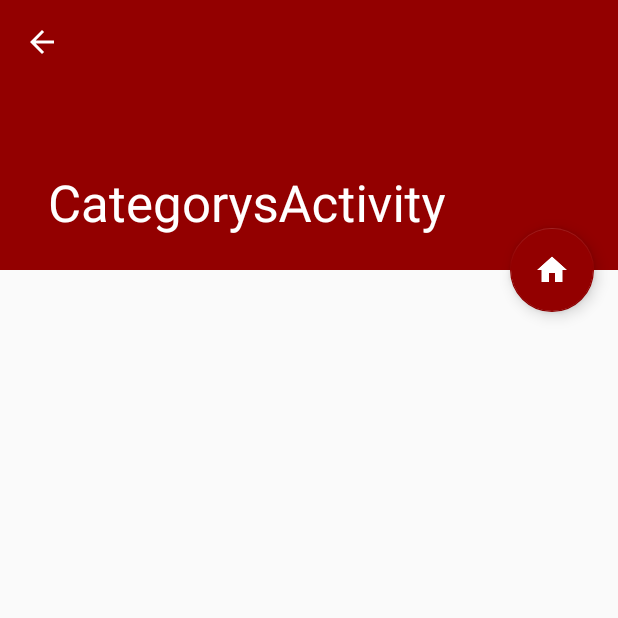
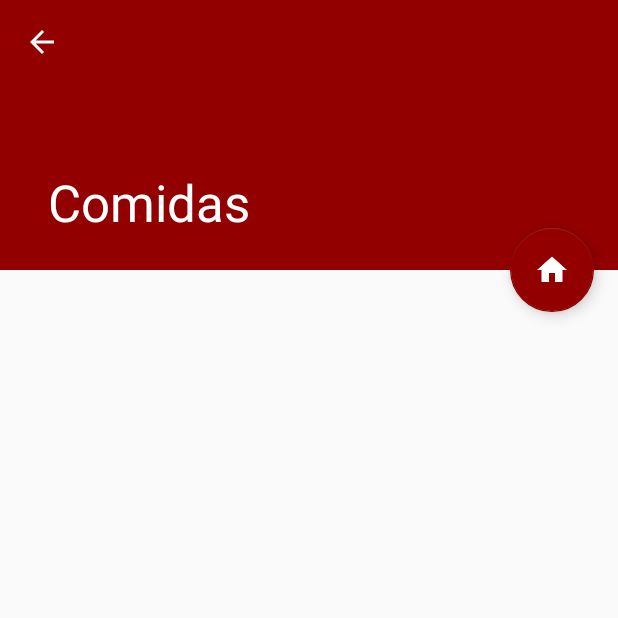
Before and after one commit to mmrapps/MaridajeAndVinos, an Android app: the FoodPerCategory screen opened directly, with no data from a screen before it, on a phone screen of 412 x 824 dp, the top half of it. Run offline under Robolectric (Android 15) with nearby library versions, the phone set to English and light mode, and no system bars; our stand-ins replace Firebase (no records; nobody signed in at launch, a user with empty details on screens opened directly), Picasso.

Commit message:
protecciones para cierres inesperados

```diff
--- a/app/src/main/java/com/apps/mmr/maridajeandvinos/Activitys/FoodPerCategory.java
+++ b/app/src/main/java/com/apps/mmr/maridajeandvinos/Activitys/FoodPerCategory.java
@@ -22,7 +22,8 @@ public class FoodPerCategory extends CategoriesActivity {
     protected void setToolbarBackground(StorageReference mStorageRef) {
         final ImageView image = (ImageView) findViewById(R.id.place_image);
         final Bundle bundle = getIntent().getExtras();
-        mStorageRef.child("categories/" + bundle.getString("uri")).getDownloadUrl().addOnSuccessListener(
+        if(bundle != null && bundle.getString("uri") != null)
+            mStorageRef.child("categories/" + bundle.getString("uri")).getDownloadUrl().addOnSuccessListener(
                 new OnSuccessListener<Uri>() {
                     @Override
                     public void onSuccess(final Uri uri) {
@@ -58,7 +59,7 @@ public class FoodPerCategory extends CategoriesActivity {
     protected Query getQueryFirebase() {
         Bundle bundle = getIntent().getExtras();
         Query myQuery;
-        if(bundle.getString("selected") != null)
+        if(bundle != null && bundle.getString("selected") != null)
             myQuery  = FirebaseDatabase.getInstance().getReference("products/").orderByChild("category").equalTo(bundle.getString("selected"));
         else
             myQuery = FirebaseDatabase.getInstance().getReference("products/").orderByChild("category").equalTo("cerdo_embutidos");
@@ -68,7 +69,7 @@ public class FoodPerCategory extends CategoriesActivity {
     @Override
     public String getHeaderTittle() {
         Bundle bundle = getIntent().getExtras();
-        if (bundle.getString("title") != null) return bundle.getString("title");
+        if (bundle != null && bundle.getString("title") != null) return bundle.getString("title");
         else return getString(R.string.foods);
     }
 }
--- a/app/src/main/java/com/apps/mmr/maridajeandvinos/Activitys/SearchActivity.java
+++ b/app/src/main/java/com/apps/mmr/maridajeandvinos/Activitys/SearchActivity.java
@@ -38,7 +38,7 @@ public class SearchActivity extends CategoriesActivity {
     protected Query getQueryFirebase() {
         Bundle bundle = getIntent().getExtras();
         Query myQuery;
-        String searchString = bundle.getString("search");
+        String searchString = (bundle != null) ? bundle.getString("search") : null;
         if(searchString!=null) {
             searchString = searchString.trim();
             searchString = searchString.toUpperCase().charAt(0) + searchString.substring(1,searchString.length());
--- a/app/src/main/java/com/apps/mmr/maridajeandvinos/Activitys/WinePerFood.java
+++ b/app/src/main/java/com/apps/mmr/maridajeandvinos/Activitys/WinePerFood.java
@@ -58,7 +58,7 @@ public class WinePerFood extends CategoriesActivity {
         Bundle bundle = getIntent().getExtras();
         Log.d("abe", bundle.getString("match_with"));
         Query myQuery;
-        if(bundle.getString("match_with") != null)
+        if(bundle != null && bundle.getString("match_with") != null)
             myQuery  = FirebaseDatabase.getInstance().getReference("products/").orderByKey().startAt(
                     bundle.getString("match_with").split(":")[0]).endAt(
                     bundle.getString("match_with").split(":")[bundle.getString("match_with").split(":").length-1]);
@@ -70,7 +70,7 @@ public class WinePerFood extends CategoriesActivity {
     @Override
     public String getHeaderTittle() {
         Bundle bundle = getIntent().getExtras();
-        if (bundle.getString("title") != null) return bundle.getString("title");
+        if (bundle != null && bundle.getString("title") != null) return bundle.getString("title");
         else return getString(R.string.foods);
     }
 }
--- a/app/src/main/res/layout/activity_wine_detail.xml
+++ b/app/src/main/res/layout/activity_wine_detail.xml
@@ -61,7 +61,7 @@
         android:layout_margin="@dimen/fab_margin"
         app:layout_anchor="@id/app_bar"
         app:layout_anchorGravity="bottom|end"
-        app:srcCompat="@android:drawable/ic_dialog_email" />
+        app:srcCompat="@drawable/ic_home_white_48dp" />
 
 
 </android.support.design.widget.CoordinatorLayout>
```
Also changed, not shown: app/src/main/java/com/apps/mmr/maridajeandvinos/Activitys/WinePerCategory.java (+4 -3 lines).
